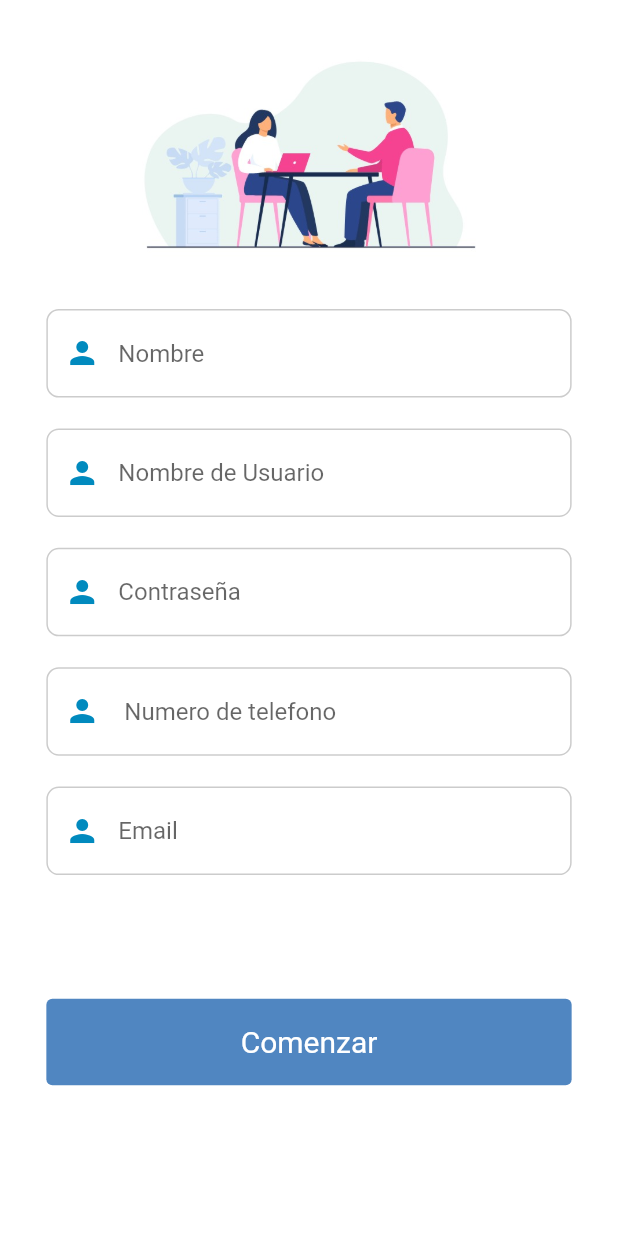
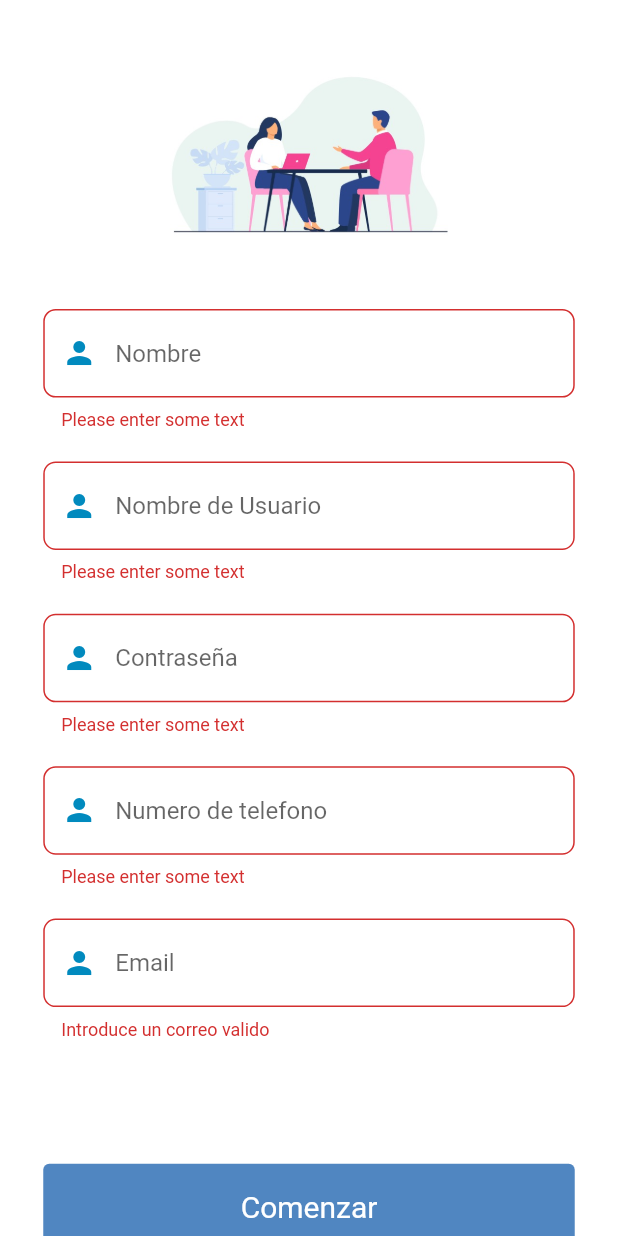
Before and after one commit to javierrrrrrrrrrrr/Varadero-Hotel, a Flutter app: the RegisterPage screen opened by its route, after a tap on "Comenzar", on a phone screen of 412 x 824 dp. Run offline on Flutter 3.47's test engine with Material 2 defaults, Android fonts, the light colour scheme and no system bars; our stand-ins replace curved_navigation_bar, flutter_rating_bar, flutter_spinkit, get, like_button.

Commit message:
added changes

```diff
--- a/lib/Widget/cajonCuadrado.dart
+++ b/lib/Widget/cajonCuadrado.dart
@@ -19,11 +19,8 @@ class CajonCuadrado extends StatelessWidget {
   @override
   Widget build(BuildContext context) {
     return GestureDetector(
+      onTap: onPressed,
       child: Container(
-        margin: EdgeInsets.only(
-          left: Get.width * 0.04,
-          right: Get.width * 0.04,
-        ),
         height: Get.height * 0.23,
         width: Get.height * 0.2,
         decoration: BoxDecoration(
@@ -54,7 +51,6 @@ class CajonCuadrado extends StatelessWidget {
           ],
         ),
       ),
-      onTap: onPressed,
     );
   }
 }
--- a/lib/Widget/carta.dart
+++ b/lib/Widget/hotel_card.dart
@@ -5,8 +5,8 @@ import 'package:varadero/Widget/raitingBar.dart';
 import '../screens/hotel_home.dart';
 import 'likeButtom.dart';
 
-class Carta extends StatelessWidget {
-  const Carta({
+class HotelCard extends StatelessWidget {
+  const HotelCard({
     Key? key,
   }) : super(key: key);
 
--- a/lib/Widget/textfield.dart
+++ b/lib/Widget/textfield.dart
@@ -5,25 +5,31 @@ import 'package:varadero/contantes/contantes.dart';
 class InputField extends StatelessWidget {
   const InputField({
     Key? key,
-    this.icono,
+    this.icon,
     required this.hintext,
     required this.onChanged,
+    this.validator,
+    required this.keyboardType,
   }) : super(key: key);
 
   final void Function(String)? onChanged;
-  final Widget? icono;
+  final Widget? icon;
   final String hintext;
+  final String? Function(String?)? validator;
+  final TextInputType? keyboardType;
 
   @override
   Widget build(BuildContext context) {
     BorderRadius _borderRadius =
         BorderRadius.all(Radius.circular(Get.width * 0.02));
 
-    return TextField(
+    return TextFormField(
+      keyboardType: keyboardType,
+      validator: validator,
       onChanged: onChanged,
       decoration: InputDecoration(
         prefixIconColor: kcolorInputPrefixIcon,
-        prefixIcon: icono,
+        prefixIcon: icon,
         hintText: hintext,
         border: OutlineInputBorder(
           borderRadius: _borderRadius,
--- /dev/null
+++ b/lib/controllers/login_controller.dart
@@ -0,0 +1,24 @@
+import 'package:get/get.dart';
+import 'package:varadero/models/users/user.dart';
+import 'package:varadero/services/LoginService.dart';
+
+class LoginController extends GetxController {
+  LoginService? loginController;
+  @override
+  void onInit() {
+    super.onInit();
+    loginController = LoginService();
+  }
+
+  Future<bool> registerUser(User user) async {
+    var request = await loginController!.registerUser(user);
+
+    if (request.statusCode == 200) {
+      print(request.body);
+      return true;
+    } else {
+      print(request.statusText);
+      return false;
+    }
+  }
+}
--- a/lib/main.dart
+++ b/lib/main.dart
@@ -7,7 +7,7 @@ import 'package:varadero/screens/menu_paquetes.dart';
 import 'package:varadero/screens/home.dart';
 import 'package:varadero/screens/login.dart';
 import 'package:varadero/screens/principal.dart';
-import 'package:varadero/screens/registro.dart';
+import 'package:varadero/screens/user_register.dart';
 
 void main() => runApp(MultiProvider(
       providers: [
--- a/lib/provaiders/loginProvaider.dart
+++ b/lib/provaiders/loginProvaider.dart
@@ -1,11 +1,11 @@
 import 'package:flutter/material.dart';
-import 'package:varadero/controllers/loginController.dart';
+import 'package:varadero/services/LoginService.dart';
 
 import '../models/users/user.dart';
 
 class LoginProvider extends ChangeNotifier {
   int index = 1;
-  LoginController loginController = LoginController();
+  LoginService loginController = LoginService();
 
   selectOpcion(int i) {
     index = i;
--- a/lib/screens/home.dart
+++ b/lib/screens/home.dart
@@ -1,8 +1,8 @@
 import 'package:flutter/material.dart';
-import 'package:get/get.dart';
+import 'package:varadero/Widget/hotel_card.dart';
 import 'package:varadero/contantes/contantes.dart';
 import '../Widget/appBar.dart';
-import '../Widget/carta.dart';
+
 import '../Widget/ovalo.dart';
 
 class HomePage extends StatelessWidget {
@@ -11,17 +11,17 @@ class HomePage extends StatelessWidget {
   @override
   Widget build(BuildContext context) {
     return Scaffold(
+      backgroundColor: khomebodycolor,
       body: SafeArea(
-        child: Container(
-          height: Get.height,
-          width: Get.width,
-          color: khomebodycolor,
-          child:
-              Column(crossAxisAlignment: CrossAxisAlignment.start, children: [
+        child: Column(
+          crossAxisAlignment: CrossAxisAlignment.start,
+          children: [
             const CustomAppBar(),
-            SizedBox(
-              height: 50,
+            Expanded(
+              flex: 1,
+              child: SizedBox(
                 child: SingleChildScrollView(
+                  physics: const BouncingScrollPhysics(),
                   scrollDirection: Axis.horizontal,
                   child: Row(
                     children: [
@@ -39,19 +39,21 @@ class HomePage extends StatelessWidget {
                   ),
                 ),
               ),
+            ),
             Expanded(
+              flex: 12,
               child: SizedBox(
-                height: 300,
                 child: ListView.builder(
+                  physics: const BouncingScrollPhysics(),
                   scrollDirection: Axis.vertical,
                   itemCount: 5,
                   itemBuilder: (BuildContext context, index) {
-                    return const Carta();
+                    return const HotelCard();
                   },
                 ),
               ),
             ),
-          ]),
+          ],
         ),
       ),
       // bottomNavigationBar: const Navbar(),
--- a/lib/screens/login.dart
+++ b/lib/screens/login.dart
@@ -43,8 +43,9 @@ class LoginBody extends StatelessWidget {
         children: [
           InputField(
             onChanged: (value) {},
-            icono: const Icon(Icons.person),
+            icon: const Icon(Icons.person),
             hintext: "Usuario",
+            keyboardType: TextInputType.text,
           ),
           //Falta Arreglar todos los tamanos de la pagina para que se adapte a los dispositivos
           SizedBox(
@@ -52,8 +53,9 @@ class LoginBody extends StatelessWidget {
           ),
           InputField(
             onChanged: (value) {},
-            icono: const Icon(Icons.lock_open),
+            icon: const Icon(Icons.lock_open),
             hintext: "Contraseña",
+            keyboardType: TextInputType.text,
           ),
           const RememberMeSection(),
           const SizedBox(
--- a/lib/screens/menu_paquetes.dart
+++ b/lib/screens/menu_paquetes.dart
@@ -44,6 +44,7 @@ class MenuPaquetesPage extends StatelessWidget {
               ),
             ),
             Row(
+              mainAxisAlignment: MainAxisAlignment.spaceAround,
               children: [
                 CajonCuadrado(
                   onPressed: () {
@@ -64,6 +65,7 @@ class MenuPaquetesPage extends StatelessWidget {
             ),
             Separador(tamano: Get.height * 0.05),
             Row(
+              mainAxisAlignment: MainAxisAlignment.spaceAround,
               children: const [
                 CajonCuadrado(
                   foto: 'assets/tuerca.png',
--- a/lib/screens/registro.dart
+++ /dev/null
@@ -1,120 +0,0 @@
-import 'package:flutter/material.dart';
-import 'package:get/get.dart';
-import 'package:provider/provider.dart';
-import 'package:varadero/Widget/textfield.dart';
-import 'package:varadero/contantes/contantes.dart';
-import 'package:varadero/models/users/user.dart';
-import 'package:varadero/provaiders/loginProvaider.dart';
-
-import '../Widget/butomAcept.dart';
-
-class RegisterPage extends StatelessWidget {
-  const RegisterPage({Key? key}) : super(key: key);
-
-  @override
-  Widget build(BuildContext context) {
-    final User user = User();
-    final loginProvider = Provider.of<LoginProvider>(context, listen: false);
-    return Scaffold(
-      backgroundColor: khomebodycolor,
-      body: SingleChildScrollView(
-        physics: const BouncingScrollPhysics(),
-        child: Column(
-          children: [
-            const _PictureHeaderSection(),
-            Container(
-              margin: EdgeInsets.symmetric(
-                horizontal: Get.width * 0.07,
-              ),
-              height: Get.height * 0.7,
-              width: Get.width * 0.85,
-              child: Column(children: [
-                InputField(
-                  onChanged: (value) {
-                    user.name = value;
-                  },
-                  icono: const Icon(Icons.person),
-                  hintext: "Nombre",
-                ),
-                separador(),
-                InputField(
-                  onChanged: (value) {
-                    user.username = value;
-                    print(user.username);
-                  },
-                  icono: const Icon(Icons.person),
-                  hintext: "Nombre de Usuario",
-                ),
-                separador(),
-                InputField(
-                  onChanged: (value) {
-                    user.password = value;
-                  },
-                  icono: const Icon(Icons.person),
-                  hintext: "Contraseña",
-                ),
-                separador(),
-                InputField(
-                  onChanged: (value) {
-                    user.phoneNumber = value;
-                  },
-                  icono: const Icon(Icons.person),
-                  hintext: " Numero de telefono",
-                ),
-                separador(),
-                InputField(
-                  onChanged: (value) {
-                    user.email = value;
-                  },
-                  icono: const Icon(Icons.person),
-                  hintext: "Email",
-                ),
-                SizedBox(
-                  height: Get.height * 0.1,
-                ),
-                ButtomAcept(
-                  text: "Comenzar",
-                  height: Get.height * 0.07,
-                  width: Get.width,
-                  onPressed: () async {
-                    bool registered = await loginProvider.registerUser(user);
-                    if (registered) {
-                      Get.toNamed('/login');
-                    }
-                  },
-                ),
-              ]),
-            ),
-          ],
-        ),
-      ),
-    );
-  }
-
-  SizedBox separador() {
-    return SizedBox(
-      height: Get.height * 0.025,
-    );
-  }
-}
-
-class _PictureHeaderSection extends StatelessWidget {
-  const _PictureHeaderSection({
-    Key? key,
-  }) : super(key: key);
-
-  @override
-  Widget build(BuildContext context) {
-    return Container(
-      margin: EdgeInsets.symmetric(
-        horizontal: Get.width * 0.2,
-      ),
-      height: Get.height * 0.25,
-      width: Get.width * 0.6,
-      child: Image.asset(
-        'assets/foto1.jpg',
-        fit: BoxFit.cover,
-      ),
-    );
-  }
-}
--- /dev/null
+++ b/lib/screens/user_register.dart
@@ -0,0 +1,183 @@
+import 'package:flutter/material.dart';
+import 'package:get/get.dart';
+import 'package:varadero/Widget/textfield.dart';
+import 'package:varadero/contantes/contantes.dart';
+import 'package:varadero/controllers/login_controller.dart';
+import 'package:varadero/models/users/user.dart';
+import 'package:flutter_spinkit/flutter_spinkit.dart';
+import 'package:varadero/utils/validation.dart';
+
+import '../Widget/butomAcept.dart';
+
+class RegisterPage extends StatelessWidget {
+  const RegisterPage({Key? key}) : super(key: key);
+
+  @override
+  Widget build(BuildContext context) {
+    final User user = User();
+
+    final loginController = Get.put(LoginController());
+    final _formKey = GlobalKey<FormState>();
+    final validator = CustomValidation();
+    return Scaffold(
+      backgroundColor: khomebodycolor,
+      body: SingleChildScrollView(
+        child: SizedBox(
+          height: Get.height,
+          child: Column(
+            children: [
+              const Flexible(
+                child: _PictureHeaderSection(),
+              ),
+              Flexible(
+                flex: 3,
+                child: Container(
+                  margin: EdgeInsets.symmetric(
+                    horizontal: Get.width * 0.07,
+                  ),
+                  child: Form(
+                    key: _formKey,
+                    child: Column(
+                      children: [
+                        InputField(
+                          hintext: "Nombre",
+                          onChanged: (value) {
+                            user.name = value;
+                          },
+                          validator: (value) =>
+                              validator.nullInput(value: value!),
+                          icon: const Icon(Icons.person),
+                          keyboardType: TextInputType.text,
+                        ),
+                        separador(),
+                        InputField(
+                          hintext: "Nombre de Usuario",
+                          validator: (value) =>
+                              validator.nullInput(value: value!),
+                          onChanged: (value) {
+                            user.username = value;
+                            print(user.username);
+                          },
+                          icon: const Icon(Icons.person),
+                          keyboardType: TextInputType.text,
+                        ),
+                        separador(),
+                        InputField(
+                          hintext: "Contraseña",
+                          validator: (value) =>
+                              validator.nullInput(value: value!),
+                          onChanged: (value) {
+                            user.password = value;
+                          },
+                          icon: const Icon(Icons.person),
+                          keyboardType: TextInputType.text,
+                        ),
+                        separador(),
+                        InputField(
+                          hintext: "Numero de telefono",
+                          validator: (value) =>
+                              validator.numberInput(value: value!),
+                          onChanged: (value) {
+                            user.phoneNumber = value;
+                          },
+                          icon: const Icon(Icons.person),
+                          keyboardType: TextInputType.number,
+                        ),
+                        separador(),
+                        InputField(
+                          hintext: "Email",
+                          validator: (value) => validator.emailInput(
+                              value: value!, text: "Entra un email valido"),
+                          onChanged: (value) {
+                            user.email = value;
+                          },
+                          icon: const Icon(Icons.person),
+                          keyboardType: TextInputType.emailAddress,
+                        ),
+                        SizedBox(
+                          height: Get.height * 0.1,
+                        ),
+                        ButtomAcept(
+                          text: "Comenzar",
+                          height: Get.height * 0.07,
+                          width: Get.width,
+                          onPressed: () async {
+                            if (_formKey.currentState!.validate()) {
+                              FocusScope.of(context).unfocus();
+                              showDialog(
+                                  context: context,
+                                  builder: (context) {
+                                    return const SpinKitFadingCircle(
+                                      color: Colors.blue,
+                                      size: 50,
+                                    );
+                                  });
+                              bool registered =
+                                  await loginController.registerUser(user);
+                              if (registered) {
+                                Navigator.pop(context);
+                                Get.toNamed('/login');
+                              } else {
+                                Navigator.pop(context);
+                              }
+                            }
+                          },
+                        ),
+                      ],
+                    ),
+                  ),
+                ),
+              ),
+            ],
+          ),
+        ),
+      ),
+    );
+  }
+
+  // String? nameInput(String value) {
+  //   if (value == null || value.isEmpty) {
+  //     return 'Please enter some text';
+  //   }
+  //   return null;
+  // }
+
+  SizedBox separador() {
+    return SizedBox(
+      height: Get.height * 0.025,
+    );
+  }
+}
+
+class Spinner extends StatelessWidget {
+  const Spinner({
+    Key? key,
+  }) : super(key: key);
+
+  @override
+  Widget build(BuildContext context) {
+    return const SpinKitRotatingCircle(
+      color: Colors.blue,
+      size: 50.0,
+    );
+  }
+}
+
+class _PictureHeaderSection extends StatelessWidget {
+  const _PictureHeaderSection({
+    Key? key,
+  }) : super(key: key);
+
+  @override
+  Widget build(BuildContext context) {
+    return Container(
+      margin: EdgeInsets.symmetric(
+        horizontal: Get.width * 0.2,
+      ),
+      child: Image.asset(
+        'assets/foto1.jpg',
+        fit: BoxFit.cover,
+      ),
+    );
+  }
+}
--- a/lib/controllers/loginController.dart
+++ b/lib/services/LoginService.dart
@@ -2,7 +2,7 @@ import 'package:get/get.dart';
 import 'package:varadero/contantes/contantes.dart';
 import 'package:varadero/models/users/user.dart';
 
-class LoginController extends GetConnect {
+class LoginService extends GetConnect {
   //Register User
   Future<Response> registerUser(User user) {
     return post('http://$kIpApi/api/signup', {
--- /dev/null
+++ b/lib/utils/validation.dart
@@ -0,0 +1,32 @@
+class CustomValidation {
+  //Metodo de validacion para que el campo no tenga valores nulos
+  String? nullInput({required String value, String? text}) {
+    if (value.isEmpty) {
+      return text ?? 'Please enter some text';
+    }
+    return null;
+  }
+
+// Validacion para un email requerido
+  String? emailInput({required String value, String? text}) {
+    String gmailpatter =
+        r'^(([^<>()[]\.,;:\s@"]+(.[^<>()[]\.,;:\s@"]+)*)|(".+"))@(([[0-9]{1,3}.[0-9]{1,3}.[0-9]{1,3}.[0-9]{1,3}])|(([a-zA-Z-0-9]+.)+[a-zA-Z]{2,}))$';
+    RegExp regExp = RegExp(gmailpatter);
+    if (regExp.hasMatch(value) == true) {
+      return null;
+    } else {
+      return 'Introduce un correo valido';
+    }
+  }
+
+  // Metodo para valiacion que solo sean numeros
+  String? numberInput({required String value, String? text}) {
+    if (value.isEmpty) {
+      return text ?? 'Please enter some text';
+    }
+    if (value.contains(RegExp(r'[a-zA-Z]'))) {
+      return 'Please enter only numbers';
+    }
+    return null;
+  }
+}
--- a/pubspec.yaml
+++ b/pubspec.yaml
@@ -40,6 +40,7 @@ dependencies:
   curved_navigation_bar: ^1.0.3
   provider: ^6.0.2
   http: ^0.13.4
+  flutter_spinkit: ^5.1.0
 
 dev_dependencies:
   flutter_test:
```
Also changed, not shown: pubspec.lock. Lines whose indentation alone changed are shown as unchanged.
